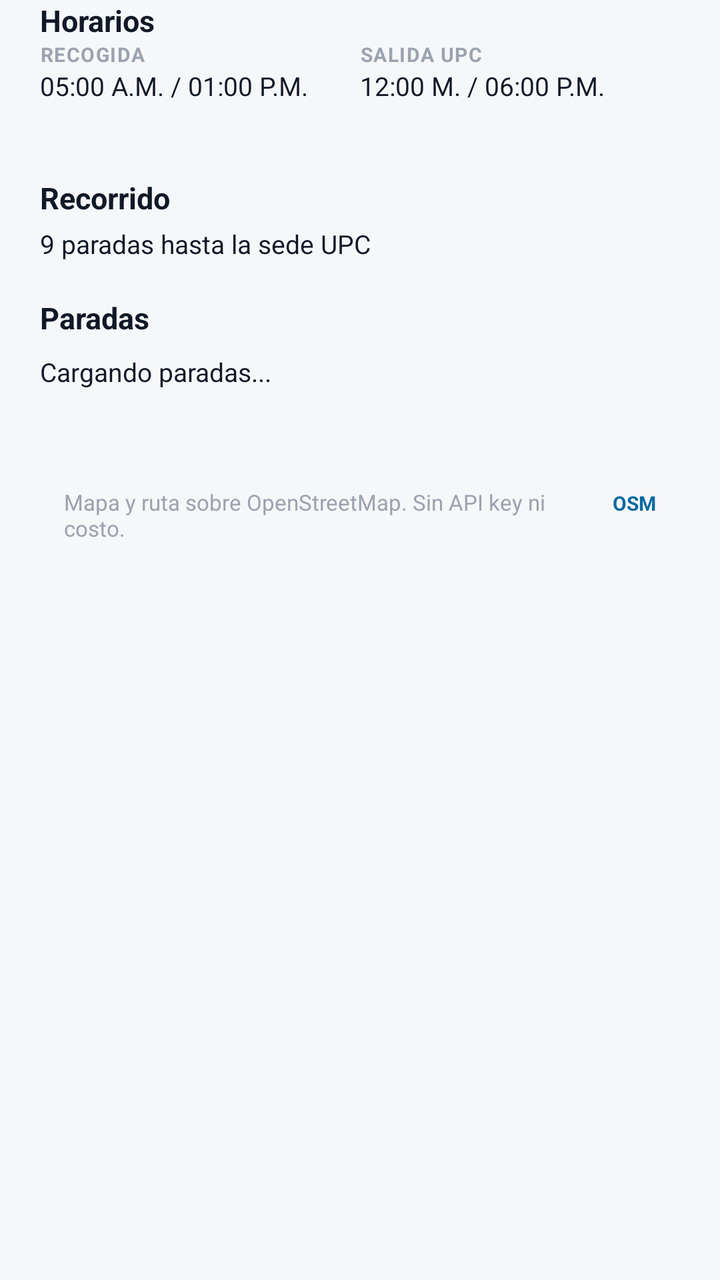
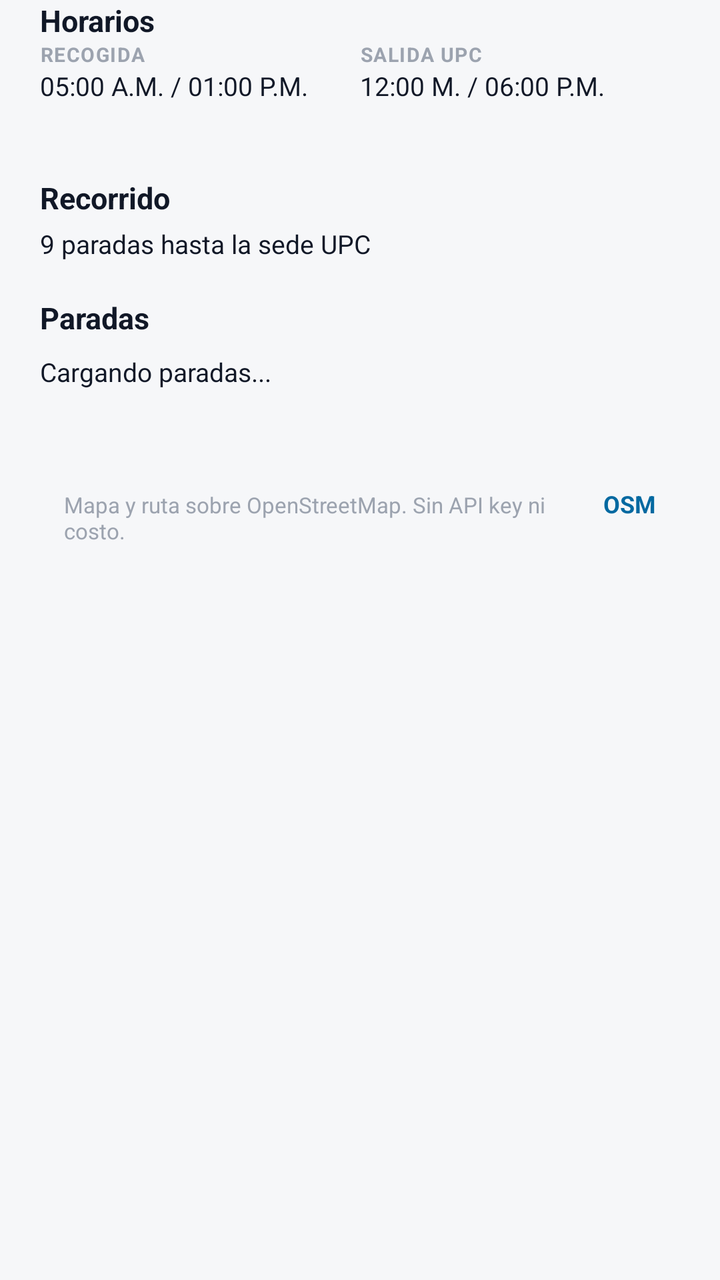

The first picture is an Android layout as it rendered before a commit; the second is the same layout after the commit. The layout source and the unified diff follow.
<!-- AndroidManifest.xml: application theme Theme.BienestarUPC -->
<!-- res/layout/sheet_ruta_info.xml -->
<?xml version="1.0" encoding="utf-8"?>
<LinearLayout xmlns:android="http://schemas.android.com/apk/res/android"
    xmlns:app="http://schemas.android.com/apk/res-auto"
    android:layout_width="match_parent"
    android:layout_height="wrap_content"
   
    android:orientation="vertical"
    android:paddingStart="20dp"
    android:paddingEnd="20dp"
    android:paddingBottom="24dp">

    
    <TextView
        style="@style/TituloSeccion"
        android:layout_width="wrap_content"
        android:layout_height="wrap_content"
        android:text="Horarios" />

    <LinearLayout
        android:layout_width="match_parent"
        android:layout_height="wrap_content"
        android:orientation="horizontal">

        <LinearLayout
            android:layout_width="0dp"
            android:layout_height="wrap_content"
            android:layout_weight="1"
            android:orientation="vertical">

            <TextView
                style="@style/EtiquetaSeccion"
                android:layout_width="wrap_content"
                android:layout_height="wrap_content"
                android:text="RECOGIDA" />

            <TextView
                android:id="@+id/txt_horario_recogida_menu"
                style="@style/ValorSeccion"
                android:layout_width="wrap_content"
                android:layout_height="wrap_content"
                android:text="05:00 A.M. / 01:00 P.M." />
        </LinearLayout>

        <LinearLayout
            android:layout_width="0dp"
            android:layout_height="wrap_content"
            android:layout_weight="1"
            android:orientation="vertical">

            <TextView
                style="@style/EtiquetaSeccion"
                android:layout_width="wrap_content"
                android:layout_height="wrap_content"
                android:text="SALIDA UPC" />

            <TextView
                android:id="@+id/txt_horario_salida_menu"
                style="@style/ValorSeccion"
                android:layout_width="wrap_content"
                android:layout_height="wrap_content"
                android:text="12:00 M. / 06:00 P.M." />
        </LinearLayout>
    </LinearLayout>

    <View
        android:layout_width="match_parent"
        android:layout_height="1dp"
        android:layout_marginTop="18dp"
        android:layout_marginBottom="18dp"
        />

    
    <TextView
        style="@style/TituloSeccion"
        android:layout_width="wrap_content"
        android:layout_height="wrap_content"
        android:text="Recorrido" />

    <TextView
        android:id="@+id/txt_resumen_ruta"
        style="@style/ValorSeccion"
        android:layout_width="match_parent"
        android:layout_height="wrap_content"
        android:layout_marginTop="4dp"
        android:text="9 paradas hasta la sede UPC" />

    
    <TextView
        style="@style/TituloSeccion"
        android:layout_width="wrap_content"
        android:layout_height="wrap_content"
        android:layout_marginTop="18dp"
        android:text="Paradas" />

    <LinearLayout
        android:layout_width="match_parent"
        android:layout_height="wrap_content"
        android:orientation="vertical"
        android:paddingTop="8dp">

        <TextView
            android:id="@+id/txt_paradas_ruta_menu"
            style="@style/ValorSeccion"
            android:layout_width="match_parent"
            android:layout_height="wrap_content"
            android:lineSpacingExtra="4dp"
            android:text="Cargando paradas..." />
    </LinearLayout>

    <View
        android:layout_width="match_parent"
        android:layout_height="1dp"
        android:layout_marginTop="18dp"
        android:layout_marginBottom="18dp"
        />

    
    <LinearLayout
        android:layout_width="match_parent"
        android:layout_height="wrap_content"
       
        android:orientation="horizontal"
        android:padding="12dp">

        <TextView
            android:layout_width="0dp"
            android:layout_height="wrap_content"
            android:layout_weight="1"
            android:text="Mapa y ruta sobre OpenStreetMap. Sin API key ni costo."
            android:textColor="@color/text_hint"
            android:textSize="11sp" />

        <TextView
            android:id="@+id/txt_fuente_menu"
            android:layout_width="wrap_content"
            android:layout_height="wrap_content"
            android:layout_marginStart="8dp"
            android:text="OSM"
            android:textColor="@color/info_text"
            android:textSize="10sp"
            android:textStyle="bold" />
    </LinearLayout>
</LinearLayout>
<!-- resources referenced by this layout -->
<resources>
  <color name="info_text">#0369A1</color>
  <color name="text_hint">#9CA3AF</color>
  <style name="EtiquetaSeccion">
          <item name="android:textColor">@color/text_hint</item>
          <item name="android:textSize">10sp</item>
          <item name="android:textStyle">bold</item>
          <item name="android:letterSpacing">0.05</item>
      </style>
  <style name="TituloSeccion">
          <item name="android:textColor">@color/text_primary</item>
          <item name="android:textSize">15sp</item>
          <item name="android:textStyle">bold</item>
      </style>
  <style name="ValorSeccion">
          <item name="android:textColor">@color/text_primary</item>
          <item name="android:textSize">13sp</item>
      </style>
  <color name="text_primary">#111827</color>
  <color name="green_primary">#059669</color>
  <color name="white_card">#FFFFFF</color>
  <color name="green_container">#D1FAE5</color>
  <color name="on_primary_container">#053B2A</color>
  <color name="teal_primary">#0D9488</color>
  <color name="teal_light">#CCFBF1</color>
  <color name="background_gray">#F6F7F9</color>
  <color name="text_secondary">#6B7280</color>
  <color name="surface_container_low">#F8FAFC</color>
  <color name="surface_container">#EFF2F5</color>
  <color name="surface_container_high">#E7EAEE</color>
  <color name="surface_container_highest">#DEE2E8</color>
  <color name="surface_outline">#C9CFD8</color>
  <color name="surface_outline_variant">#E4E7EC</color>
  <color name="error_text">#DC2626</color>
  <color name="green_primary_dark">#047857</color>
  <style name="Widget.BienestarUPC.Card" parent="Widget.Material3.CardView.Elevated">
          <item name="cardCornerRadius">20dp</item>
          <item name="cardElevation">1dp</item>
          <item name="cardBackgroundColor">@color/white_card</item>
          <item name="strokeColor">@color/stroke_color</item>
          <item name="strokeWidth">1dp</item>
          <item name="rippleColor">@color/green_light</item>
      </style>
  <style name="Widget.BienestarUPC.Chip" parent="Widget.Material3.Chip.Filter">
          <item name="chipCornerRadius">20dp</item>
          <item name="chipMinHeight">36dp</item>
          <item name="chipBackgroundColor">@color/chip_bg</item>
          <item name="android:textColor">@color/chip_text</item>
          <item name="chipStrokeWidth">1dp</item>
          <item name="chipStrokeColor">@color/stroke_color</item>
      </style>
  <style name="ThemeOverlay.BienestarUPC.MaterialAlertDialog" parent="ThemeOverlay.Material3.MaterialAlertDialog">
          <item name="shapeAppearanceOverlay">@style/ShapeAppearance.BienestarUPC.Dialog</item>
          <item name="colorSecondary">@color/green_primary</item>
      </style>
  <style name="Widget.BienestarUPC.Snackbar" parent="Widget.Material3.Snackbar">
          <item name="backgroundTint">@color/text_primary</item>
          <item name="android:textColor">@color/white_card</item>
          <item name="shapeAppearanceOverlay">@style/ShapeAppearance.BienestarUPC.Snackbar</item>
      </style>
  <color name="gray_medium">#9CA3AF</color>
  <color name="stroke_color">#EDEFF2</color>
  <color name="green_light">#D1FAE5</color>
  <color name="nav_background">#FFFFFF</color>
  <color name="chip_bg">#F3F4F6</color>
  <color name="chip_text">#111827</color>
  <style name="ShapeAppearance.BienestarUPC.Dialog" parent="ShapeAppearance.Material3.LargeComponent">
          <item name="cornerSize">24dp</item>
      </style>
  <style name="ShapeAppearance.BienestarUPC.Snackbar" parent="ShapeAppearance.Material3.MediumComponent">
          <item name="cornerFamily">rounded</item>
          <item name="cornerSize">14dp</item>
      </style>
  <!-- unchanged entries left out for length: 4 -->
</resources>

<!-- the commit's change to res/layout/sheet_ruta_info.xml (unified diff, before → after) -->
@@ -19,6 +19,7 @@
     <LinearLayout
         android:layout_width="match_parent"
         android:layout_height="wrap_content"
+        android:baselineAligned="false"
         android:orientation="horizontal">
 
         <LinearLayout
@@ -137,7 +138,7 @@
             android:layout_marginStart="8dp"
             android:text="OSM"
             android:textColor="@color/info_text"
-            android:textSize="10sp"
+            android:textSize="12sp"
             android:textStyle="bold" />
     </LinearLayout>
 </LinearLayout>
